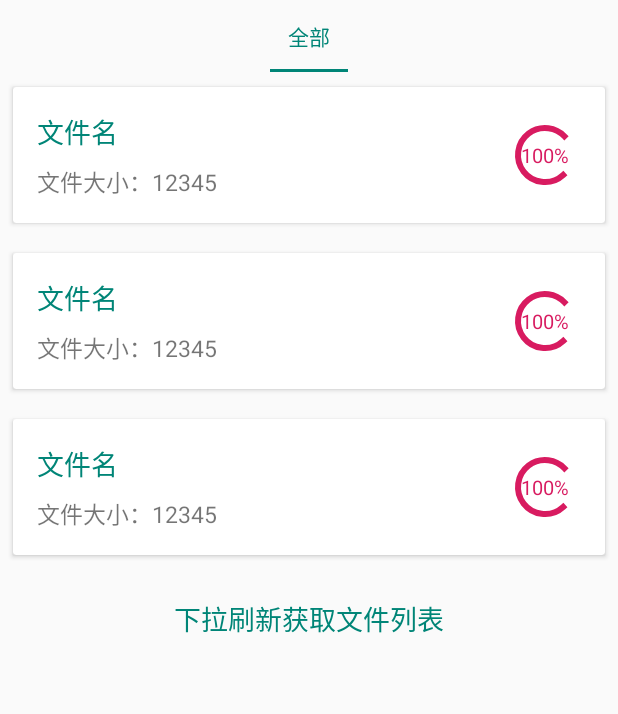
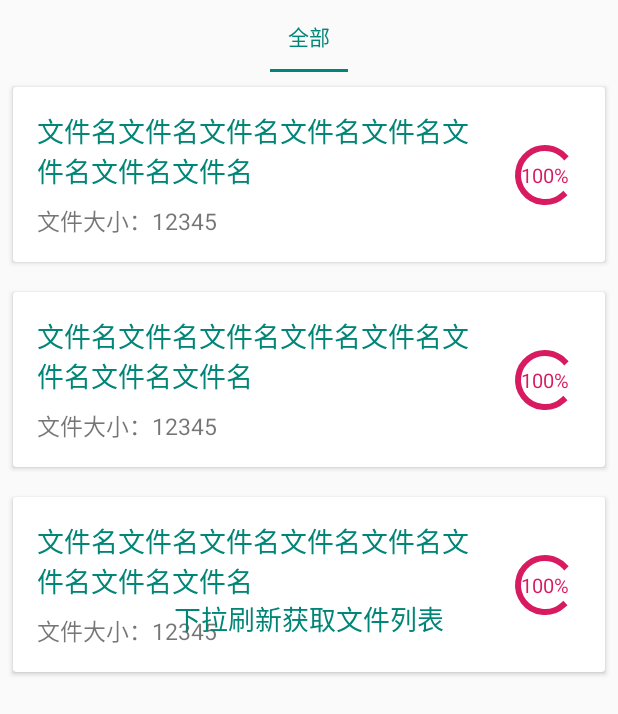
Before and after one commit to jarryleo/ApkInstallClient, an Android app: the layout activity_main.xml on its own in the app's theme, with its tools: preview values and no code run, on a phone screen of 412 x 824 dp. Shown: the top 714 px of the screen. Run offline under Robolectric (Android 15) with nearby library versions, the phone set to English and light mode, and no system bars; network calls fail.

Commit message:
修复条目名称过长显示异常问题

```diff
--- a/app/src/main/res/layout/item_rv_file_list.xml
+++ b/app/src/main/res/layout/item_rv_file_list.xml
@@ -14,12 +14,15 @@
 
 
         <TextView
+            app:layout_constraintRight_toLeftOf="@id/progressBar"
             android:id="@+id/tvFileName"
-            android:layout_width="wrap_content"
+            android:layout_width="0dp"
+            app:layout_constraintHorizontal_weight="1"
             android:layout_height="wrap_content"
             android:layout_marginLeft="16dp"
+            android:layout_marginRight="16dp"
             android:layout_marginTop="16dp"
-            android:text="文件名"
+            android:text="文件名文件名文件名文件名文件名文件名文件名文件名"
             android:textColor="@color/colorPrimary"
             android:textSize="18sp"
             app:layout_constraintLeft_toLeftOf="parent"
```
